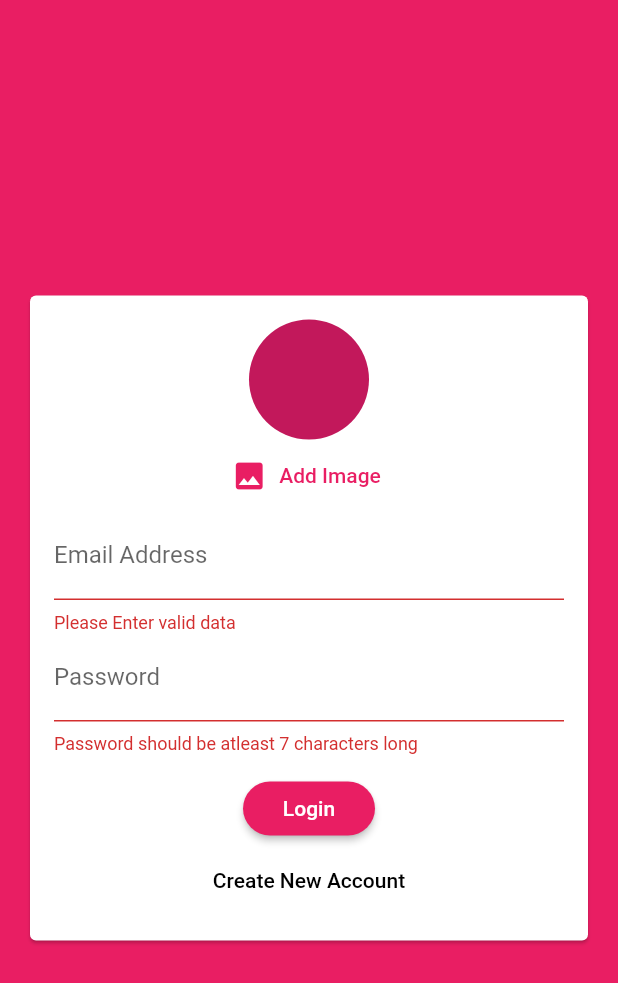
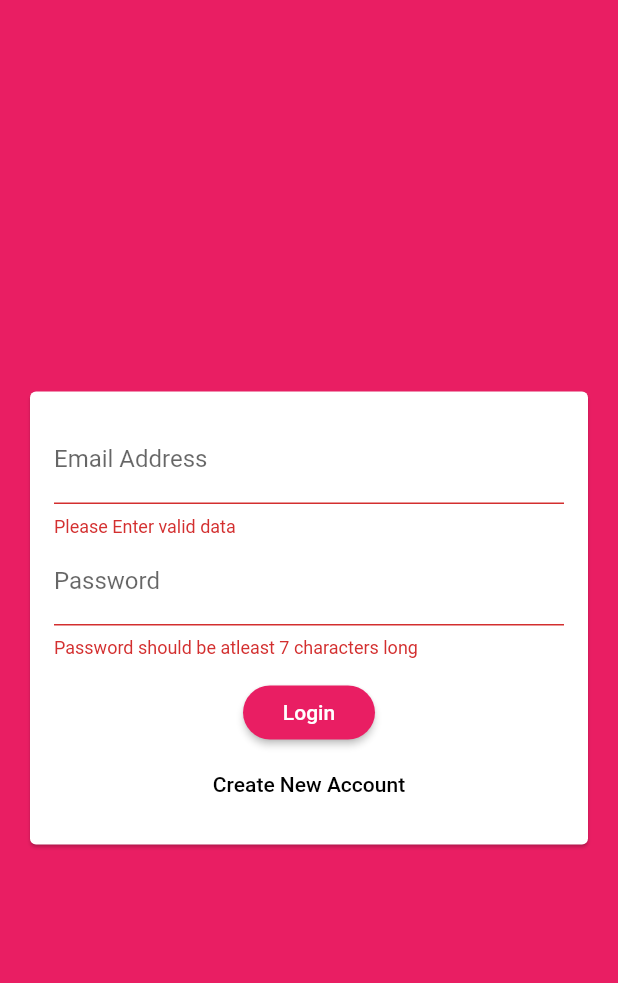
Before and after one commit to Monik09/Chat-App, a Flutter app: the screen it shows after launch, after a tap on "Login", on a phone screen of 412 x 824 dp. Shown: the top 983 px of the screen. Run offline on Flutter 3.47's test engine with Material 2 defaults, Android fonts, the phone set to English and light mode, and no system bars; our stand-ins replace cloud_firestore, firebase_auth, firebase_storage, image_picker; accounts and stored records are empty.

Commit message:
Completed Image Insertion

```diff
--- a/lib/widgets/auth_widget/auth_forms_widget.dart
+++ b/lib/widgets/auth_widget/auth_forms_widget.dart
@@ -1,11 +1,12 @@
+import 'dart:io';
+
 import 'package:flutter/material.dart';
 
 import '../pickers/user_image_picker.dart';
 
-
 class AuthForm extends StatefulWidget {
   final void Function(
-      String userName, String password, String email, bool isLogin) formSubmit;
+      String userName, String password, String email,File image, bool isLogin) formSubmit;
   final bool isLoading;
   AuthForm(this.formSubmit, this.isLoading);
   @override
@@ -19,15 +20,31 @@ class _AuthFormState extends State<AuthForm> {
   String _userPAssword = '';
   String _userEmail = '';
 
+  File _userImageFile;
+  void pickedImage(File image) {
+    _userImageFile = image;
+  }
+
   void _trySubmitForm() {
     final isValid = _formKey.currentState.validate();
     //to check or valid data in all field forms using their respective validator properties
-    FocusScope.of(context).unfocus(); //closes all the keyboards
+    FocusScope.of(context).unfocus();
+    //closes all the keyboards
+
+    if (_userImageFile == null && !_isLogin) {
+      Scaffold.of(context).showSnackBar(
+        SnackBar(
+          content: Text("Please insert image"),
+          backgroundColor: Theme.of(context).errorColor,
+        ),
+      );
+      return;
+    }
     if (isValid) {
       _formKey.currentState.save();
       //it will go to every field any trigger onSaved
       widget.formSubmit(
-          _userName.trim(), _userPAssword.trim(), _userEmail.trim(), _isLogin);
+          _userName.trim(), _userPAssword.trim(), _userEmail.trim(),_userImageFile, _isLogin);
       print(_userEmail);
       print(_userName);
       print(_userPAssword);
@@ -46,7 +63,7 @@ class _AuthFormState extends State<AuthForm> {
             child: Column(
               mainAxisSize: MainAxisSize.min,
               children: <Widget>[
-                UserImagePicker(),
+                if (!_isLogin) UserImagePicker(pickedImage),
                 TextFormField(
                   key: ValueKey('Email'),
                   keyboardType: TextInputType.emailAddress,
--- a/lib/widgets/pickers/user_image_picker.dart
+++ b/lib/widgets/pickers/user_image_picker.dart
@@ -5,6 +5,8 @@ import 'package:flutter/material.dart';
 import 'package:image_picker/image_picker.dart';
 
 class UserImagePicker extends StatefulWidget {
+  UserImagePicker(this.imagePickFn);
+  final Function(File pickedImage) imagePickFn;
   @override
   _UserImagePickerState createState() => _UserImagePickerState();
 }
@@ -13,10 +15,11 @@ class _UserImagePickerState extends State<UserImagePicker> {
   dynamic _pickedImage;
   Future _pickImage() async {
     final picker = ImagePicker();
-    dynamic pickedImageFile = await picker.getImage(source: ImageSource.camera);
+    dynamic pickedImageFile = await picker.getImage(source: ImageSource.camera,imageQuality: 85,maxWidth: 150);
     setState(() {
       _pickedImage = File(pickedImageFile.path);
     });
+    widget.imagePickFn(_pickedImage);
   }
 
   @override
--- a/pubspec.yaml
+++ b/pubspec.yaml
@@ -26,6 +26,7 @@ dependencies:
   cloud_firestore: ^0.13.7
   firebase_auth: ^0.16.1
   image_picker: ^0.6.7+4
+  firebase_storage: ^3.1.6
 
 
   # The following adds the Cupertino Icons font to your application.
```
Also changed, not shown: lib/screens/auth_screen.dart (+21 -16 lines), pubspec.lock.
